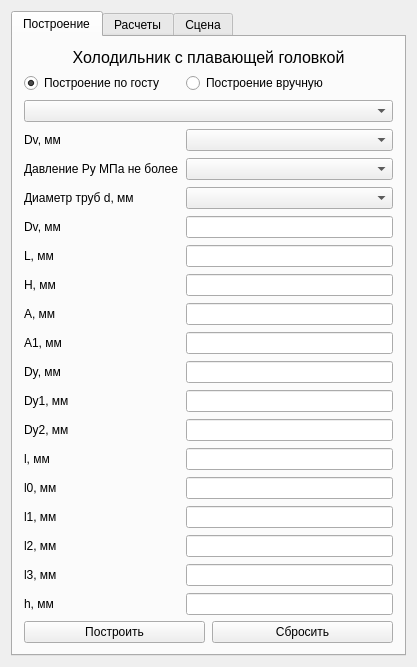
Above: Heat_Exchanger/Heat_Exchanger/ParamsWidget.ui from Spectraly/Heat_Exchanger before the change. Below: the same form after it.
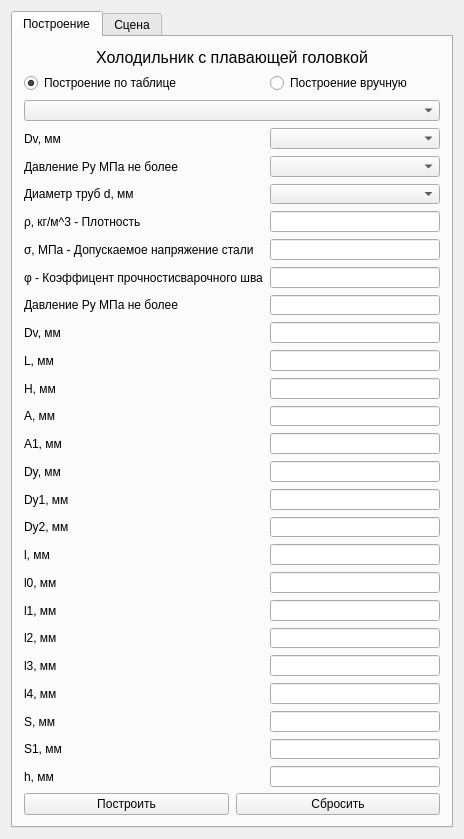
That is the form after the change. The open tabs and pages were chosen to show the change.

The edit to the form file:
```diff
--- a/Heat_Exchanger/Heat_Exchanger/ParamsWidget.ui
+++ b/Heat_Exchanger/Heat_Exchanger/ParamsWidget.ui
@@ -6,8 +6,8 @@
    <rect>
     <x>0</x>
     <y>0</y>
-    <width>417</width>
-    <height>667</height>
+    <width>464</width>
+    <height>839</height>
    </rect>
   </property>
   <property name="minimumSize">
@@ -46,66 +46,43 @@
         </widget>
        </item>
        <item>
-        <layout class="QFormLayout" name="formLayout">
+        <layout class="QGridLayout" name="gridLayout">
          <property name="sizeConstraint">
           <enum>QLayout::SetDefaultConstraint</enum>
          </property>
-         <property name="fieldGrowthPolicy">
-          <enum>QFormLayout::AllNonFixedFieldsGrow</enum>
-         </property>
-         <property name="rowWrapPolicy">
-          <enum>QFormLayout::DontWrapRows</enum>
-         </property>
-         <property name="formAlignment">
-          <set>Qt::AlignLeading|Qt::AlignLeft|Qt::AlignVCenter</set>
-         </property>
-         <property name="horizontalSpacing">
+         <property name="spacing">
           <number>7</number>
          </property>
-         <property name="verticalSpacing">
-          <number>7</number>
-         </property>
-         <item row="0" column="0">
-          <widget class="QRadioButton" name="radioButtonGOST">
+         <item row="11" column="0">
+          <widget class="QLabel" name="label_H">
            <property name="text">
-            <string>Построение по госту</string>
+            <string>H, мм</string>
            </property>
-           <property name="checked">
-            <bool>true</bool>
-           </property>
           </widget>
          </item>
-         <item row="0" column="1">
-          <widget class="QRadioButton" name="radioButtonManual">
+         <item row="18" column="0">
+          <widget class="QLabel" name="label_l0">
            <property name="text">
-            <string>Построение вручную</string>
+            <string>l0, мм</string>
            </property>
           </widget>
          </item>
-         <item row="1" column="0" colspan="2">
-          <widget class="QComboBox" name="comboBoxExchangerType"/>
+         <item row="7" column="1">
+          <widget class="QLineEdit" name="lineEdit_Fi"/>
          </item>
-         <item row="2" column="0">
-          <widget class="QLabel" name="label_Dvg">
-           <property name="text">
-            <string>Dv, мм</string>
-           </property>
-          </widget>
+         <item row="19" column="1">
+          <widget class="QLineEdit" name="lineEdit_l1"/>
          </item>
-         <item row="2" column="1">
-          <widget class="QComboBox" name="comboBox_Diam"/>
+         <item row="15" column="1">
+          <widget class="QLineEdit" name="lineEdit_Dy1"/>
          </item>
-         <item row="3" column="0">
-          <widget class="QLabel" name="label_Pg">
-           <property name="text">
-            <string>Давление Py МПа не более</string>
-           </property>
-          </widget>
+         <item row="16" column="1">
+          <widget class="QLineEdit" name="lineEdit_Dy2"/>
          </item>
-         <item row="3" column="1">
-          <widget class="QComboBox" name="comboBox_Pressure"/>
+         <item row="5" column="1">
+          <widget class="QLineEdit" name="lineEdit_Ro"/>
          </item>
-         <item row="5" column="0">
+         <item row="9" column="0">
           <widget class="QLabel" name="label_Dv">
            <property name="sizePolicy">
             <sizepolicy hsizetype="Preferred" vsizetype="Preferred">
@@ -118,141 +95,139 @@
            </property>
           </widget>
          </item>
-         <item row="5" column="1">
-          <widget class="QLineEdit" name="lineEdit_Diam"/>
-         </item>
-         <item row="6" column="0">
-          <widget class="QLabel" name="label_L">
+         <item row="21" column="0">
+          <widget class="QLabel" name="label_l3">
            <property name="text">
-            <string>L, мм</string>
+            <string>l3, мм</string>
            </property>
           </widget>
          </item>
-         <item row="6" column="1">
-          <widget class="QLineEdit" name="lineEdit_Length"/>
+         <item row="20" column="1">
+          <widget class="QLineEdit" name="lineEdit_l2"/>
+         </item>
+         <item row="2" column="0">
+          <widget class="QLabel" name="label_Dvg">
+           <property name="text">
+            <string>Dv, мм</string>
+           </property>
+          </widget>
          </item>
          <item row="7" column="0">
-          <widget class="QLabel" name="label_H">
+          <widget class="QLabel" name="label_Fi">
            <property name="text">
-            <string>H, мм</string>
+            <string>φ - Коэффицент прочностисварочного шва</string>
            </property>
           </widget>
          </item>
-         <item row="7" column="1">
-          <widget class="QLineEdit" name="lineEdit_Height"/>
-         </item>
-         <item row="8" column="0">
-          <widget class="QLabel" name="label_A">
+         <item row="24" column="0">
+          <widget class="QLabel" name="label_S1">
            <property name="text">
-            <string>A, мм</string>
+            <string>S1, мм</string>
            </property>
           </widget>
          </item>
-         <item row="8" column="1">
-          <widget class="QLineEdit" name="lineEdit_A"/>
-         </item>
-         <item row="9" column="0">
-          <widget class="QLabel" name="label_A1">
+         <item row="3" column="0">
+          <widget class="QLabel" name="label_Pg">
            <property name="text">
-            <string>A1, мм</string>
+            <string>Давление Py МПа не более</string>
            </property>
           </widget>
          </item>
-         <item row="9" column="1">
-          <widget class="QLineEdit" name="lineEdit_A1"/>
+         <item row="1" column="0" colspan="2">
+          <widget class="QComboBox" name="comboBoxExchangerType"/>
          </item>
-         <item row="10" column="0">
-          <widget class="QLabel" name="label_Dy">
+         <item row="25" column="0">
+          <widget class="QLabel" name="label_h">
            <property name="text">
-            <string>Dy, мм</string>
+            <string>h, мм</string>
            </property>
           </widget>
          </item>
-         <item row="10" column="1">
-          <widget class="QLineEdit" name="lineEdit_Dy"/>
-         </item>
-         <item row="11" column="0">
+         <item row="15" column="0">
           <widget class="QLabel" name="label_Dy1">
            <property name="text">
             <string>Dy1, мм</string>
            </property>
           </widget>
          </item>
-         <item row="11" column="1">
-          <widget class="QLineEdit" name="lineEdit_Dy1"/>
+         <item row="4" column="1">
+          <widget class="QComboBox" name="comboBox_d"/>
          </item>
-         <item row="12" column="0">
-          <widget class="QLabel" name="label_Dy2">
-           <property name="text">
-            <string>Dy2, мм</string>
-           </property>
-          </widget>
+         <item row="10" column="1">
+          <widget class="QLineEdit" name="lineEdit_Length"/>
          </item>
-         <item row="12" column="1">
-          <widget class="QLineEdit" name="lineEdit_Dy2"/>
-         </item>
-         <item row="13" column="0">
-          <widget class="QLabel" name="label_l">
-           <property name="text">
-            <string>l, мм</string>
-           </property>
-          </widget>
-         </item>
-         <item row="13" column="1">
-          <widget class="QLineEdit" name="lineEdit_l"/>
-         </item>
-         <item row="14" column="0">
-          <widget class="QLabel" name="label_l0">
-           <property name="text">
-            <string>l0, мм</string>
-           </property>
-          </widget>
-         </item>
-         <item row="14" column="1">
+         <item row="18" column="1">
           <widget class="QLineEdit" name="lineEdit_l0"/>
          </item>
-         <item row="15" column="0">
+         <item row="23" column="0">
+          <widget class="QLabel" name="label_S">
+           <property name="text">
+            <string>S, мм</string>
+           </property>
+          </widget>
+         </item>
+         <item row="22" column="0">
+          <widget class="QLabel" name="label_l4">
+           <property name="text">
+            <string>l4, мм</string>
+           </property>
+          </widget>
+         </item>
+         <item row="19" column="0">
           <widget class="QLabel" name="label_l1">
            <property name="text">
             <string>l1, мм</string>
            </property>
           </widget>
          </item>
-         <item row="15" column="1">
-          <widget class="QLineEdit" name="lineEdit_l1"/>
-         </item>
-         <item row="16" column="0">
-          <widget class="QLabel" name="label_l2">
-           <property name="text">
-            <string>l2, мм</string>
-           </property>
-          </widget>
-         </item>
-         <item row="16" column="1">
-          <widget class="QLineEdit" name="lineEdit_l2"/>
-         </item>
-         <item row="17" column="1">
+         <item row="21" column="1">
           <widget class="QLineEdit" name="lineEdit_l3"/>
          </item>
-         <item row="18" column="1">
-          <widget class="QLineEdit" name="lineEdit_h"/>
+         <item row="13" column="1">
+          <widget class="QLineEdit" name="lineEdit_A1"/>
          </item>
          <item row="17" column="0">
-          <widget class="QLabel" name="label_l3">
+          <widget class="QLabel" name="label_l">
            <property name="text">
-            <string>l3, мм</string>
+            <string>l, мм</string>
            </property>
           </widget>
          </item>
-         <item row="18" column="0">
-          <widget class="QLabel" name="label_h">
+         <item row="6" column="1">
+          <widget class="QLineEdit" name="lineEdit_Sig"/>
+         </item>
+         <item row="0" column="0">
+          <widget class="QRadioButton" name="radioButtonGOST">
            <property name="text">
-            <string>h, мм</string>
+            <string>Построение по таблице</string>
            </property>
+           <property name="checked">
+            <bool>true</bool>
+           </property>
           </widget>
          </item>
-         <item row="4" column="1">
-          <widget class="QComboBox" name="comboBox_d"/>
+         <item row="12" column="1">
+          <widget class="QLineEdit" name="lineEdit_A"/>
+         </item>
+         <item row="14" column="1">
+          <widget class="QLineEdit" name="lineEdit_Dy"/>
+         </item>
+         <item row="11" column="1">
+          <widget class="QLineEdit" name="lineEdit_Height"/>
+         </item>
+         <item row="14" column="0">
+          <widget class="QLabel" name="label_Dy">
+           <property name="text">
+            <string>Dy, мм</string>
+           </property>
+          </widget>
+         </item>
+         <item row="12" column="0">
+          <widget class="QLabel" name="label_A">
+           <property name="text">
+            <string>A, мм</string>
+           </property>
+          </widget>
          </item>
          <item row="4" column="0">
           <widget class="QLabel" name="label">
@@ -261,6 +236,89 @@
            </property>
           </widget>
          </item>
+         <item row="17" column="1">
+          <widget class="QLineEdit" name="lineEdit_l"/>
+         </item>
+         <item row="20" column="0">
+          <widget class="QLabel" name="label_l2">
+           <property name="text">
+            <string>l2, мм</string>
+           </property>
+          </widget>
+         </item>
+         <item row="22" column="1">
+          <widget class="QLineEdit" name="lineEdit_l4"/>
+         </item>
+         <item row="25" column="1">
+          <widget class="QLineEdit" name="lineEdit_h"/>
+         </item>
+         <item row="5" column="0">
+          <widget class="QLabel" name="label_Ro">
+           <property name="text">
+            <string>ρ, кг/м^3 - Плотность</string>
+           </property>
+          </widget>
+         </item>
+         <item row="2" column="1">
+          <widget class="QComboBox" name="comboBox_Diam"/>
+         </item>
+         <item row="0" column="1">
+          <widget class="QRadioButton" name="radioButtonManual">
+           <property name="text">
+            <string>Построение вручную</string>
+           </property>
+          </widget>
+         </item>
+         <item row="23" column="1">
+          <widget class="QLineEdit" name="lineEdit_S"/>
+         </item>
+         <item row="13" column="0">
+          <widget class="QLabel" name="label_A1">
+           <property name="text">
+            <string>A1, мм</string>
+           </property>
+          </widget>
+         </item>
+         <item row="9" column="1">
+          <widget class="QLineEdit" name="lineEdit_Diam"/>
+         </item>
+         <item row="3" column="1">
+          <widget class="QComboBox" name="comboBox_Pressure"/>
+         </item>
+         <item row="6" column="0">
+          <widget class="QLabel" name="label_Sig">
+           <property name="text">
+            <string>σ, МПа - Допускаемое напряжение стали</string>
+           </property>
+          </widget>
+         </item>
+         <item row="10" column="0">
+          <widget class="QLabel" name="label_L">
+           <property name="text">
+            <string>L, мм</string>
+           </property>
+          </widget>
+         </item>
+         <item row="24" column="1">
+          <widget class="QLineEdit" name="lineEdit_S1"/>
+         </item>
+         <item row="16" column="0">
+          <widget class="QLabel" name="label_Dy2">
+           <property name="text">
+            <string>Dy2, мм</string>
+           </property>
+          </widget>
+         </item>
+         <item row="8" column="0">
+          <widget class="QLabel" name="label_P">
+           <property name="text">
+            <string>Давление Py МПа не более</string>
+           </property>
+          </widget>
+         </item>
+         <item row="8" column="1">
+          <widget class="QLineEdit" name="lineEdit_Preassure"/>
+         </item>
         </layout>
        </item>
        <item>
@@ -308,227 +366,6 @@
        </item>
       </layout>
      </widget>
-     <widget class="QWidget" name="tab">
-      <attribute name="title">
-       <string>Расчеты</string>
-      </attribute>
-      <layout class="QVBoxLayout" name="verticalLayout_6">
-       <item>
-        <layout class="QFormLayout" name="formLayout_5">
-         <property name="sizeConstraint">
-          <enum>QLayout::SetDefaultConstraint</enum>
-         </property>
-         <property name="fieldGrowthPolicy">
-          <enum>QFormLayout::AllNonFixedFieldsGrow</enum>
-         </property>
-         <property name="rowWrapPolicy">
-          <enum>QFormLayout::DontWrapRows</enum>
-         </property>
-         <property name="formAlignment">
-          <set>Qt::AlignLeading|Qt::AlignLeft|Qt::AlignVCenter</set>
-         </property>
-         <property name="horizontalSpacing">
-          <number>7</number>
-         </property>
-         <property name="verticalSpacing">
-          <number>7</number>
-         </property>
-         <item row="0" column="0">
-          <widget class="QLabel" name="label_25">
-           <property name="text">
-            <string>t вх</string>
-           </property>
-          </widget>
-         </item>
-         <item row="0" column="1">
-          <widget class="QLineEdit" name="lineEdit_11"/>
-         </item>
-         <item row="1" column="0">
-          <widget class="QLabel" name="label_26">
-           <property name="text">
-            <string>t вых</string>
-           </property>
-          </widget>
-         </item>
-         <item row="1" column="1">
-          <widget class="QLineEdit" name="lineEdit_12"/>
-         </item>
-         <item row="2" column="0">
-          <widget class="QLabel" name="label_29">
-           <property name="text">
-            <string>ρ</string>
-           </property>
-          </widget>
-         </item>
-         <item row="2" column="1">
-          <widget class="QLineEdit" name="lineEdit_15"/>
-         </item>
-         <item row="3" column="0">
-          <widget class="QLabel" name="label_2">
-           <property name="text">
-            <string>Qm</string>
-           </property>
-          </widget>
-         </item>
-         <item row="3" column="1">
-          <widget class="QLineEdit" name="lineEdit"/>
-         </item>
-         <item row="4" column="0">
-          <widget class="QLabel" name="label_9">
-           <property name="text">
-            <string>c</string>
-           </property>
-          </widget>
-         </item>
-         <item row="4" column="1">
-          <widget class="QLineEdit" name="lineEdit_4"/>
-         </item>
-        </layout>
-       </item>
-       <item>
-        <spacer name="verticalSpacer_2">
-         <property name="orientation">
-          <enum>Qt::Vertical</enum>
-         </property>
-         <property name="sizeHint" stdset="0">
-          <size>
-           <width>20</width>
-           <height>55</height>
-          </size>
-         </property>
-        </spacer>
-       </item>
-       <item>
-        <layout class="QVBoxLayout" name="verticalLayout_4">
-         <item>
-          <widget class="QLabel" name="label_13">
-           <property name="text">
-            <string>t - конечные предпочтительные температуры</string>
-           </property>
-          </widget>
-         </item>
-         <item>
-          <widget class="QLabel" name="label_11">
-           <property name="text">
-            <string>ρ - плотность передаваемого вещества</string>
-           </property>
-          </widget>
-         </item>
-         <item>
-          <widget class="QLabel" name="label_12">
-           <property name="text">
-            <string>Qm - объёмный расход вещества</string>
-           </property>
-          </widget>
-         </item>
-         <item>
-          <widget class="QLabel" name="label_14">
-           <property name="text">
-            <string>с - удельная теплоемкость вещества</string>
-           </property>
-          </widget>
-         </item>
-        </layout>
-       </item>
-       <item>
-        <spacer name="verticalSpacer_5">
-         <property name="orientation">
-          <enum>Qt::Vertical</enum>
-         </property>
-         <property name="sizeType">
-          <enum>QSizePolicy::Expanding</enum>
-         </property>
-         <property name="sizeHint" stdset="0">
-          <size>
-           <width>20</width>
-           <height>55</height>
-          </size>
-         </property>
-        </spacer>
-       </item>
-       <item>
-        <layout class="QFormLayout" name="formLayout_3">
-         <item row="0" column="0">
-          <widget class="QLabel" name="label_15">
-           <property name="text">
-            <string>Q</string>
-           </property>
-          </widget>
-         </item>
-         <item row="0" column="1">
-          <widget class="QLineEdit" name="lineEdit_6">
-           <property name="enabled">
-            <bool>false</bool>
-           </property>
-          </widget>
-         </item>
-         <item row="1" column="0">
-          <widget class="QLabel" name="label_16">
-           <property name="text">
-            <string>F</string>
-           </property>
-          </widget>
-         </item>
-         <item row="1" column="1">
-          <widget class="QLineEdit" name="lineEdit_7">
-           <property name="enabled">
-            <bool>false</bool>
-           </property>
-          </widget>
-         </item>
-        </layout>
-       </item>
-       <item>
-        <spacer name="verticalSpacer_4">
-         <property name="orientation">
-          <enum>Qt::Vertical</enum>
-         </property>
-         <property name="sizeHint" stdset="0">
-          <size>
-           <width>20</width>
-           <height>55</height>
-          </size>
-         </property>
-        </spacer>
-       </item>
-       <item>
-        <layout class="QVBoxLayout" name="verticalLayout_5">
-         <item>
-          <widget class="QLabel" name="label_6">
-           <property name="text">
-            <string>Q - размер теплового потока</string>
-           </property>
-          </widget>
-         </item>
-         <item>
-          <widget class="QLabel" name="label_7">
-           <property name="text">
-            <string>F - площадь рабочей поверхности</string>
-           </property>
-          </widget>
-         </item>
-        </layout>
-       </item>
-       <item>
-        <layout class="QHBoxLayout" name="horizontalLayout_3">
-         <item>
-          <widget class="QPushButton" name="pushButton_build_3">
-           <property name="text">
-            <string>Рассчитать</string>
-           </property>
-          </widget>
-         </item>
-         <item>
-          <widget class="QPushButton" name="HpushButton_reset_3">
-           <property name="text">
-            <string>Сбросить</string>
-           </property>
-          </widget>
-         </item>
-        </layout>
-       </item>
-      </layout>
-     </widget>
      <widget class="QWidget" name="tab_scene">
       <attribute name="title">
        <string>Сцена</string>
```
Left out of the diff: 2 changed lines with no effect on the pictures.
